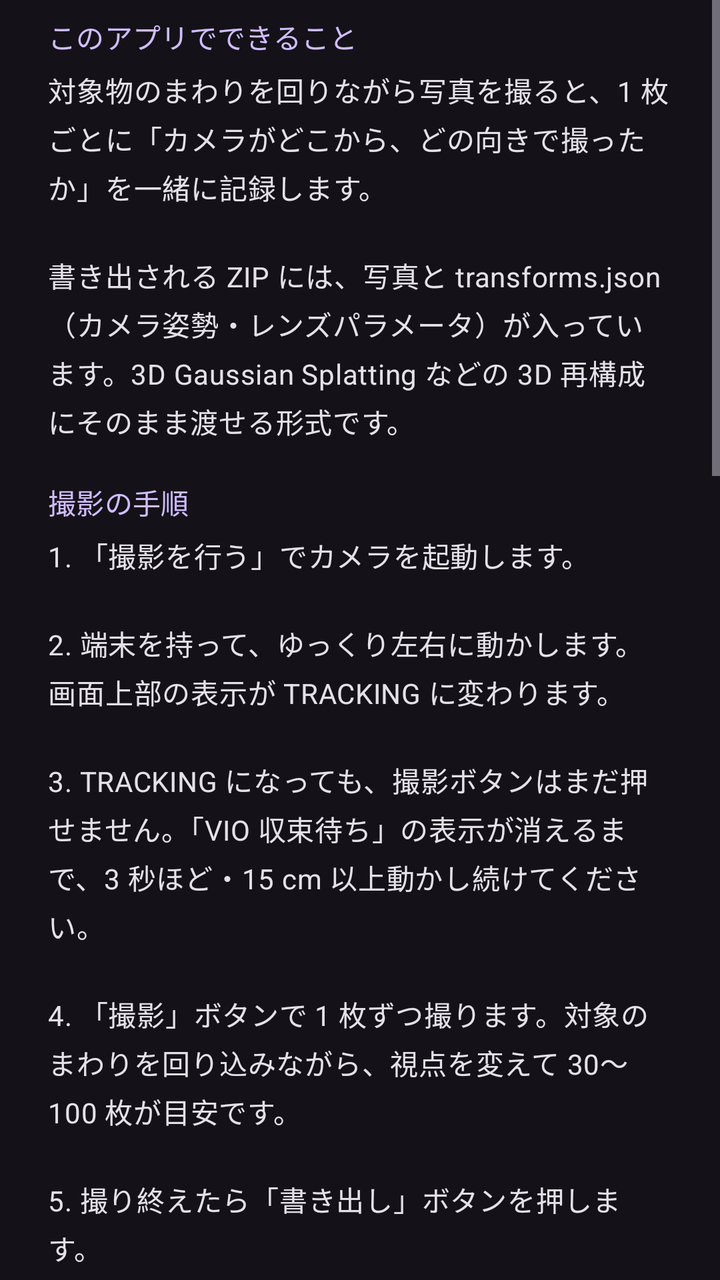
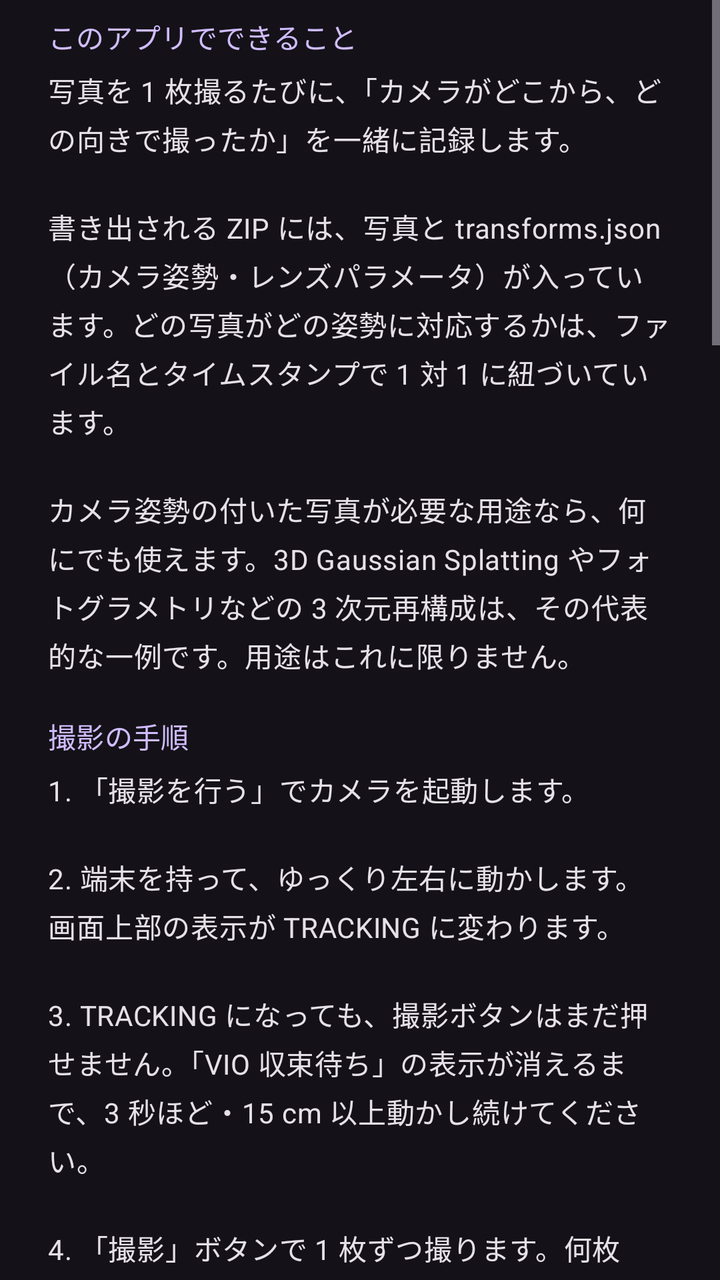

The first picture is an Android layout as it rendered before a commit; the second is the same layout after the commit. The layout source and the unified diff follow.
<!-- AndroidManifest.xml: application theme Theme.ARCoreFetcher -->
<!-- res/layout/dialog_manual.xml -->
<?xml version="1.0" encoding="utf-8"?>
<ScrollView xmlns:android="http://schemas.android.com/apk/res/android"
    android:layout_width="match_parent"
    android:layout_height="wrap_content">

    <LinearLayout
        android:layout_width="match_parent"
        android:layout_height="wrap_content"
        android:orientation="vertical"
        android:paddingStart="24dp"
        android:paddingTop="8dp"
        android:paddingEnd="24dp"
        android:paddingBottom="8dp">

        <TextView
            style="@style/ManualHeading"
            android:layout_marginTop="0dp"
            android:text="@string/manual_h_what" />

        <TextView
            style="@style/ManualBody"
            android:text="@string/manual_what" />

        <TextView
            style="@style/ManualHeading"
            android:text="@string/manual_h_steps" />

        <TextView
            style="@style/ManualBody"
            android:text="@string/manual_steps" />

        <TextView
            style="@style/ManualHeading"
            android:text="@string/manual_h_wait" />

        <TextView
            style="@style/ManualBody"
            android:text="@string/manual_wait" />

        <TextView
            style="@style/ManualHeading"
            android:text="@string/manual_h_tips" />

        <TextView
            style="@style/ManualBody"
            android:text="@string/manual_tips" />

        <TextView
            style="@style/ManualHeading"
            android:text="@string/manual_h_notes" />

        <TextView
            style="@style/ManualBody"
            android:text="@string/manual_notes" />
    </LinearLayout>
</ScrollView>
<!-- resources referenced by this layout -->
<resources>
  <string name="manual_h_notes">知っておくこと</string>
  <string name="manual_h_steps">撮影の手順</string>
  <string name="manual_h_tips">うまく撮るコツ</string>
  <string name="manual_h_wait">なぜ撮影ボタンがすぐ押せないのか</string>
  <string name="manual_h_what">このアプリでできること</string>
  <string name="manual_notes">・保存される写真は横倒しに見えますが、正常です。カメラの内部パラメータと食い違わせないため、回転させずに保存しています。\n\n・書き出したデータはアプリ内に残ります。共有をキャンセルしても、タイトル画面の「保存済みデータ」から取り出し直せます。\n\n・アプリをアンインストールすると、アプリ内のデータは消えます。残したいものは「端末に保存」で外に出してください。\n\n・1 回の撮影で、ZIP と展開済みフォルダの両方が端末に残ります（容量は約 2 倍）。いらなくなったら「保存済みデータ」から削除してください。1 件ずつ、チェックで複数選択、すべて選択のいずれでも消せます。削除は取り消せません。</string>
  <string name="manual_steps">1. 「撮影を行う」でカメラを起動します。\n\n2. 端末を持って、ゆっくり左右に動かします。画面上部の表示が TRACKING に変わります。\n\n3. TRACKING になっても、撮影ボタンはまだ押せません。「VIO 収束待ち」の表示が消えるまで、3 秒ほど・15 cm 以上動かし続けてください。\n\n4. 「撮影」ボタンで 1 枚ずつ撮ります。対象のまわりを回り込みながら、視点を変えて 30〜100 枚が目安です。\n\n5. 撮り終えたら「書き出し」ボタンを押します。\n\n6. 「端末に保存」または「共有して送る」でデータを取り出します。</string>
  <string name="manual_tips">・明るい場所で撮る。暗いとトラッキングが外れます。\n・速く振らない。ブレるとトラッキングが外れます。\n・隣り合う写真が 7 割くらい重なるように、少しずつ動かします。\n・同じ場所から連写しても情報は増えません。必ず視点を変えてください。\n・対象を画面の中央に入れ続けてください。</string>
  <string name="manual_wait">ARCore は自己位置推定が固まりきる前でも TRACKING と表示します。その状態で撮ると、写真には対象が写っているのに、カメラの向きだけが見当違いに記録されます。しかもデータ上は正常に見えるため、あとから気づくことも直すこともできません。\n\n待ち時間はこれを防ぐためのものです。端末を置いたまま待っても収束しないので、動かし続けてください。</string>
  <string name="manual_what">対象物のまわりを回りながら写真を撮ると、1 枚ごとに「カメラがどこから、どの向きで撮ったか」を一緒に記録します。\n\n書き出される ZIP には、写真と transforms.json（カメラ姿勢・レンズパラメータ）が入っています。3D Gaussian Splatting などの 3D 再構成にそのまま渡せる形式です。</string>
  <style name="ManualBody">
          <item name="android:layout_width">match_parent</item>
          <item name="android:layout_height">wrap_content</item>
          <item name="android:layout_marginTop">6dp</item>
          <item name="android:lineSpacingMultiplier">1.2</item>
          <item name="android:textAppearance">?attr/textAppearanceBodyMedium</item>
      </style>
  <style name="ManualHeading">
          <item name="android:layout_width">match_parent</item>
          <item name="android:layout_height">wrap_content</item>
          <item name="android:layout_marginTop">20dp</item>
          <item name="android:textAppearance">?attr/textAppearanceTitleSmall</item>
          <item name="android:textColor">?attr/colorPrimary</item>
      </style>
  <style name="Theme.ARCoreFetcher" parent="Theme.Material3.Dark.NoActionBar">
          
          <item name="android:statusBarColor">@android:color/transparent</item>
          <item name="android:navigationBarColor">@android:color/transparent</item>
      </style>
</resources>

<!-- the commit's change to res/layout/dialog_manual.xml (unified diff, before → after) -->
@@ -47,6 +47,14 @@
 
         <TextView
             style="@style/ManualHeading"
+            android:text="@string/manual_h_howmany" />
+
+        <TextView
+            style="@style/ManualBody"
+            android:text="@string/manual_shoot" />
+
+        <TextView
+            style="@style/ManualHeading"
             android:text="@string/manual_h_notes" />
 
         <TextView
<!-- resource entries referenced after the edit -->
@@ -1,15 +1,17 @@
 <!-- resources referenced by this layout -->
 <resources>
+  <string name="manual_h_howmany">どう撮るか</string>
   <string name="manual_h_notes">知っておくこと</string>
   <string name="manual_h_steps">撮影の手順</string>
-  <string name="manual_h_tips">うまく撮るコツ</string>
+  <string name="manual_h_tips">トラッキングを保つコツ</string>
   <string name="manual_h_wait">なぜ撮影ボタンがすぐ押せないのか</string>
   <string name="manual_h_what">このアプリでできること</string>
   <string name="manual_notes">・保存される写真は横倒しに見えますが、正常です。カメラの内部パラメータと食い違わせないため、回転させずに保存しています。\n\n・書き出したデータはアプリ内に残ります。共有をキャンセルしても、タイトル画面の「保存済みデータ」から取り出し直せます。\n\n・アプリをアンインストールすると、アプリ内のデータは消えます。残したいものは「端末に保存」で外に出してください。\n\n・1 回の撮影で、ZIP と展開済みフォルダの両方が端末に残ります（容量は約 2 倍）。いらなくなったら「保存済みデータ」から削除してください。1 件ずつ、チェックで複数選択、すべて選択のいずれでも消せます。削除は取り消せません。</string>
-  <string name="manual_steps">1. 「撮影を行う」でカメラを起動します。\n\n2. 端末を持って、ゆっくり左右に動かします。画面上部の表示が TRACKING に変わります。\n\n3. TRACKING になっても、撮影ボタンはまだ押せません。「VIO 収束待ち」の表示が消えるまで、3 秒ほど・15 cm 以上動かし続けてください。\n\n4. 「撮影」ボタンで 1 枚ずつ撮ります。対象のまわりを回り込みながら、視点を変えて 30〜100 枚が目安です。\n\n5. 撮り終えたら「書き出し」ボタンを押します。\n\n6. 「端末に保存」または「共有して送る」でデータを取り出します。</string>
-  <string name="manual_tips">・明るい場所で撮る。暗いとトラッキングが外れます。\n・速く振らない。ブレるとトラッキングが外れます。\n・隣り合う写真が 7 割くらい重なるように、少しずつ動かします。\n・同じ場所から連写しても情報は増えません。必ず視点を変えてください。\n・対象を画面の中央に入れ続けてください。</string>
+  <string name="manual_shoot">何枚を、どこから撮るかは、何に使うかで決まります。このアプリ自体は枚数も視点も制限しません。\n\n例として、ある物体を 3 次元再構成したい場合は次のようにします。\n\n・対象のまわりを回り込みながら、視点を変えて 30〜100 枚\n・隣り合う写真が 7 割くらい重なるように、少しずつ動かす\n・同じ場所から連写しても情報は増えないので、必ず視点を変える\n・対象を画面の中央に入れ続ける\n\n用途が違えば、これはそのまま当てはまりません。撮る前に、出力を受け取る側が何を必要とするかを確かめてください。</string>
+  <string name="manual_steps">1. 「撮影を行う」でカメラを起動します。\n\n2. 端末を持って、ゆっくり左右に動かします。画面上部の表示が TRACKING に変わります。\n\n3. TRACKING になっても、撮影ボタンはまだ押せません。「VIO 収束待ち」の表示が消えるまで、3 秒ほど・15 cm 以上動かし続けてください。\n\n4. 「撮影」ボタンで 1 枚ずつ撮ります。何枚を、どこから撮るかは用途によります（次の「撮り方」を参照）。\n\n5. 撮り終えたら「書き出し」ボタンを押します。\n\n6. 「端末に保存」または「共有して送る」でデータを取り出します。</string>
+  <string name="manual_tips">用途によらず、これを外すと姿勢そのものが記録できません。\n\n・明るい場所で撮る。暗いとトラッキングが外れます。\n・速く振らない。ブレるとトラッキングが外れます。\n・特徴の乏しい面（無地の壁・光る床）だけを写し続けない。\n・トラッキングが外れたら、撮影ボタンがまた無効になります。ゆっくり動かして復帰を待ってください。</string>
   <string name="manual_wait">ARCore は自己位置推定が固まりきる前でも TRACKING と表示します。その状態で撮ると、写真には対象が写っているのに、カメラの向きだけが見当違いに記録されます。しかもデータ上は正常に見えるため、あとから気づくことも直すこともできません。\n\n待ち時間はこれを防ぐためのものです。端末を置いたまま待っても収束しないので、動かし続けてください。</string>
-  <string name="manual_what">対象物のまわりを回りながら写真を撮ると、1 枚ごとに「カメラがどこから、どの向きで撮ったか」を一緒に記録します。\n\n書き出される ZIP には、写真と transforms.json（カメラ姿勢・レンズパラメータ）が入っています。3D Gaussian Splatting などの 3D 再構成にそのまま渡せる形式です。</string>
+  <string name="manual_what">写真を 1 枚撮るたびに、「カメラがどこから、どの向きで撮ったか」を一緒に記録します。\n\n書き出される ZIP には、写真と transforms.json（カメラ姿勢・レンズパラメータ）が入っています。どの写真がどの姿勢に対応するかは、ファイル名とタイムスタンプで 1 対 1 に紐づいています。\n\nカメラ姿勢の付いた写真が必要な用途なら、何にでも使えます。3D Gaussian Splatting やフォトグラメトリなどの 3 次元再構成は、その代表的な一例です。用途はこれに限りません。</string>
   <style name="ManualBody">
           <item name="android:layout_width">match_parent</item>
           <item name="android:layout_height">wrap_content</item>
